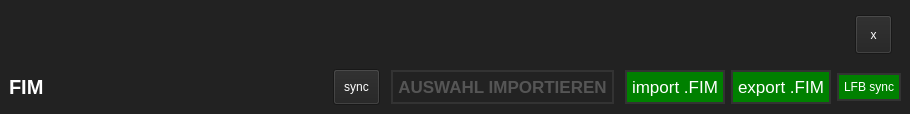
First picture: the form in fim/gui/draft/io_btn.ui, repository b-lack/qgis-fim-plugin, before the edit.
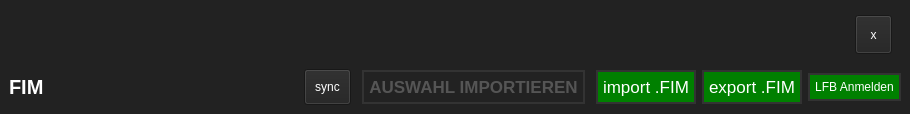
Second picture: the form after the edit.

Diff of the .ui file:
```diff
--- a/fim/gui/draft/io_btn.ui
+++ b/fim/gui/draft/io_btn.ui
@@ -175,7 +175,7 @@
 }</string>
         </property>
         <property name="text">
-         <string>LFB sync</string>
+         <string>LFB Anmelden</string>
         </property>
        </widget>
       </item>
```
